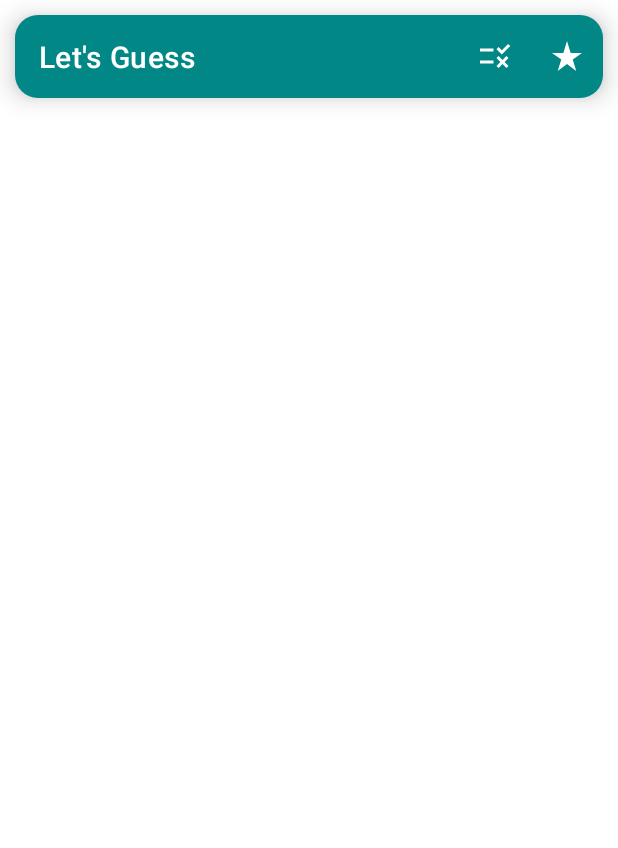
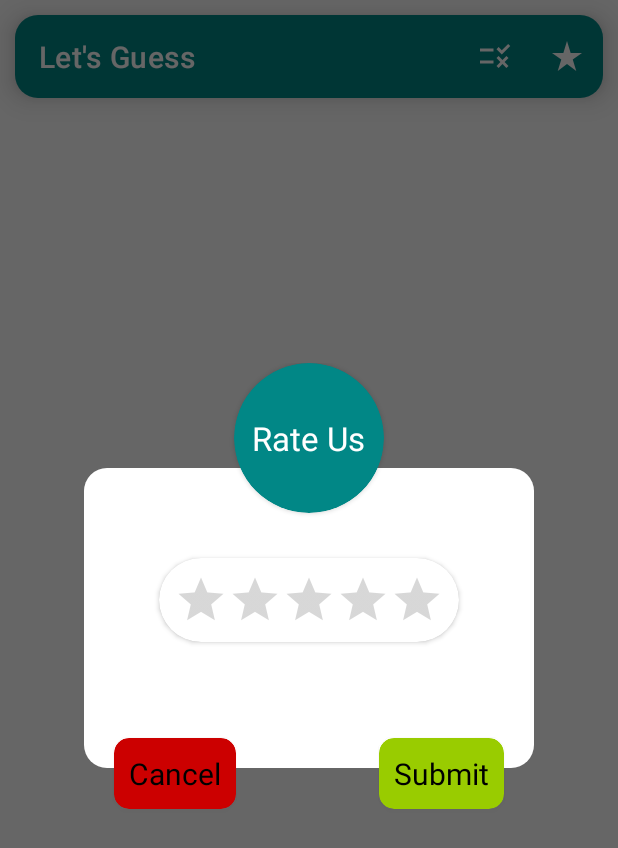
Before and after one commit to srv-shivam/Lets_Guess, an Android app: the MainActivity screen opened directly, with no data from a screen before it, after a tap on "Rate Us", on a phone screen of 412 x 824 dp. Shown: the top 848 px of the screen. Run offline under Robolectric (Android 15) with nearby library versions, the phone set to English and light mode, and no system bars; Roboto replaces fonts that are not available here.

Commit message:
Implemented custom alert dialog and rating bar.

```diff
--- a/app/src/main/java/com/example/letsguess/MainActivity.kt
+++ b/app/src/main/java/com/example/letsguess/MainActivity.kt
@@ -4,10 +4,16 @@ import android.os.Bundle
 import android.view.Menu
 import android.view.MenuItem
 import android.view.View
+import android.widget.RatingBar
 import android.widget.Toast
+import androidx.appcompat.app.AlertDialog
 import androidx.appcompat.app.AppCompatActivity
+import androidx.cardview.widget.CardView
 
 class MainActivity : AppCompatActivity() {
+
+    private lateinit var customRateUsView: View
+
     override fun onCreate(savedInstanceState: Bundle?) {
         super.onCreate(savedInstanceState)
         setContentView(R.layout.activity_main)
@@ -32,14 +38,47 @@ class MainActivity : AppCompatActivity() {
                 return true
             }
             R.id.menu_rate_us -> {
-                Toast.makeText(
-                    applicationContext,
-                    "Clicked on Rate Us",
-                    Toast.LENGTH_SHORT
-                ).show()
+                rateUsCustomAlertDialog()
                 return true
             }
         }
         return super.onOptionsItemSelected(item)
     }
+
+    private fun rateUsCustomAlertDialog() {
+
+        customRateUsView = layoutInflater.inflate(
+            R.layout.custom_rate_us_alert_dialog_layout,
+            null
+        )
+
+        val submitButton = customRateUsView.findViewById<CardView>(R.id.cardButton_submit)
+        val cancelButton = customRateUsView.findViewById<CardView>(R.id.cardButton_cancel)
+        val rateUs = customRateUsView.findViewById<RatingBar>(R.id.rb_rateUs)
+
+        submitButton.isEnabled = false
+
+        val builder = AlertDialog.Builder(this@MainActivity)
+        builder.setView(customRateUsView)
+
+        val dialog = builder.create()
+        dialog.window?.setBackgroundDrawableResource(android.R.color.transparent)
+        dialog.setCancelable(false)
+
+        rateUs.onRatingBarChangeListener =
+            RatingBar.OnRatingBarChangeListener { _: RatingBar?, rating: Float, fromUser: Boolean ->
+                if (rating > 0 && fromUser) submitButton.isEnabled = true
+            }
+
+        submitButton.setOnClickListener {
+            Toast.makeText(this@MainActivity, "Thanks To rate us :)", Toast.LENGTH_SHORT).show()
+            dialog.dismiss()
+        }
+
+        cancelButton.setOnClickListener {
+            dialog.dismiss()
+        }
+
+        dialog.show()
+    }
 }
--- /dev/null
+++ b/app/src/main/res/drawable/background_shape.xml
@@ -0,0 +1,5 @@
+<?xml version="1.0" encoding="utf-8"?>
+<shape xmlns:android="http://schemas.android.com/apk/res/android">
+    <corners android:radius="15dp" />
+    <solid android:color="@color/white" />
+</shape>
--- /dev/null
+++ b/app/src/main/res/layout/custom_rate_us_alert_dialog_layout.xml
@@ -0,0 +1,109 @@
+<?xml version="1.0" encoding="utf-8"?>
+<androidx.constraintlayout.widget.ConstraintLayout xmlns:android="http://schemas.android.com/apk/res/android"
+    xmlns:app="http://schemas.android.com/apk/res-auto"
+    xmlns:tools="http://schemas.android.com/tools"
+    android:layout_width="wrap_content"
+    android:layout_height="wrap_content">
+
+    <androidx.cardview.widget.CardView
+        android:layout_width="100dp"
+        android:layout_height="100dp"
+        android:layout_marginBottom="-30dp"
+        app:cardBackgroundColor="@color/teal_700"
+        app:cardCornerRadius="90dp"
+        app:layout_constraintBottom_toTopOf="@+id/constraintLayout"
+        app:layout_constraintEnd_toEndOf="parent"
+        app:layout_constraintHorizontal_bias="0.5"
+        app:layout_constraintStart_toStartOf="parent">
+
+        <TextView
+            android:layout_width="wrap_content"
+            android:layout_height="wrap_content"
+            android:layout_gravity="center"
+            android:padding="10dp"
+            android:text="Rate Us"
+            android:textColor="@color/white"
+            android:textSize="22sp" />
+    </androidx.cardview.widget.CardView>
+
+    <LinearLayout
+        android:id="@+id/constraintLayout"
+        android:layout_width="300dp"
+        android:layout_height="200dp"
+        android:layout_margin="20dp"
+        android:background="@drawable/background_shape"
+        android:orientation="vertical"
+        android:padding="10dp"
+        app:layout_constraintBottom_toBottomOf="parent"
+        app:layout_constraintEnd_toEndOf="parent"
+        app:layout_constraintHorizontal_bias="0.5"
+        app:layout_constraintStart_toStartOf="parent"
+        app:layout_constraintTop_toTopOf="parent">
+
+        <androidx.cardview.widget.CardView
+            android:id="@+id/cardView"
+            android:layout_width="wrap_content"
+            android:layout_height="wrap_content"
+            android:layout_gravity="center"
+            android:layout_marginTop="50dp"
+            android:elevation="10dp"
+            android:padding="10dp"
+            app:cardCornerRadius="90dp">
+
+            <RatingBar
+                android:id="@+id/rb_rateUs"
+                style="@style/Widget.AppCompat.RatingBar.Indicator"
+                android:layout_width="wrap_content"
+                android:layout_height="wrap_content"
+                android:layout_gravity="start"
+                android:layout_margin="10dp"
+                android:isIndicator="false"
+                android:numStars="5"
+                tools:rating="2.5" />
+        </androidx.cardview.widget.CardView>
+    </LinearLayout>
+
+    <androidx.cardview.widget.CardView
+        android:id="@+id/cardButton_cancel"
+        android:layout_width="wrap_content"
+        android:layout_height="wrap_content"
+        android:layout_marginStart="20dp"
+        android:elevation="10dp"
+        app:cardBackgroundColor="@android:color/holo_red_dark"
+        app:cardCornerRadius="10dp"
+        app:layout_constraintBottom_toBottomOf="@+id/cardButton_submit"
+        app:layout_constraintStart_toStartOf="@+id/constraintLayout"
+        app:layout_constraintTop_toTopOf="@+id/cardButton_submit"
+        app:layout_constraintVertical_bias="1.0">
+
+        <TextView
+            android:layout_width="wrap_content"
+            android:layout_height="wrap_content"
+            android:layout_margin="10dp"
+            android:text="Cancel"
+            android:textColor="@color/black"
+            android:textSize="20sp" />
+    </androidx.cardview.widget.CardView>
+
+    <androidx.cardview.widget.CardView
+        android:id="@+id/cardButton_submit"
+        android:layout_width="wrap_content"
+        android:layout_height="wrap_content"
+        android:layout_marginTop="-20dp"
+        android:layout_marginEnd="20dp"
+        android:elevation="10dp"
+        app:cardBackgroundColor="@android:color/holo_green_light"
+        app:cardCornerRadius="10dp"
+        app:layout_constraintEnd_toEndOf="@+id/constraintLayout"
+        app:layout_constraintTop_toBottomOf="@+id/constraintLayout">
+
+        <TextView
+            android:layout_width="wrap_content"
+            android:layout_height="wrap_content"
+            android:layout_margin="10dp"
+            android:text="Submit"
+            android:textColor="@color/black"
+            android:textSize="20sp" />
+    </androidx.cardview.widget.CardView>
+
+</androidx.constraintlayout.widget.ConstraintLayout>
```
